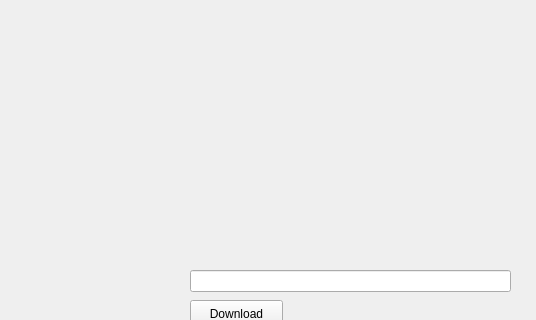
Old version of the form qt_cpp_file_downloader/mainwindow.ui in the repository AminSBU/qt_cpp_file_downloader; both pictures show x 0 to 536 and y 0 to 320 of the 800 by 600 pixel window.
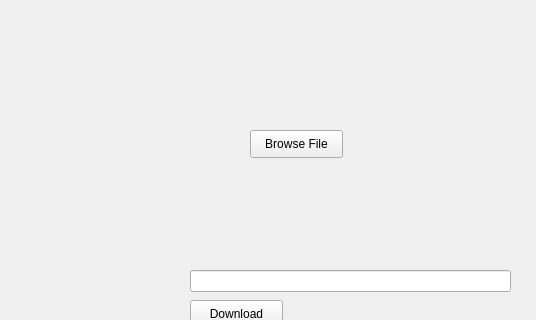
New version of the form.

Commit message: consider browse file to open the directory

```diff
--- a/qt_cpp_file_downloader/mainwindow.ui
+++ b/qt_cpp_file_downloader/mainwindow.ui
@@ -37,6 +37,19 @@
      </rect>
     </property>
    </widget>
+   <widget class="QPushButton" name="pushButton">
+    <property name="geometry">
+     <rect>
+      <x>250</x>
+      <y>130</y>
+      <width>93</width>
+      <height>28</height>
+     </rect>
+    </property>
+    <property name="text">
+     <string>Browse File</string>
+    </property>
+   </widget>
   </widget>
   <widget class="QMenuBar" name="menubar">
    <property name="geometry">
```
The commit also changes 2 other files.
